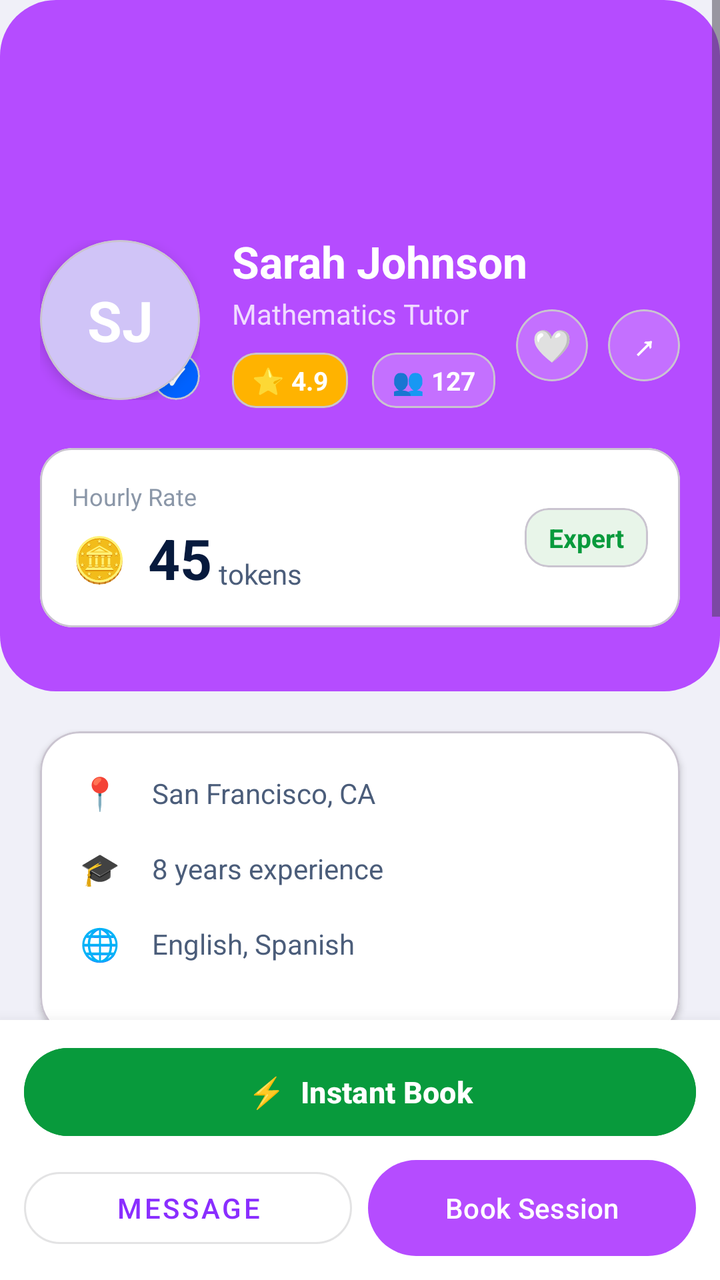
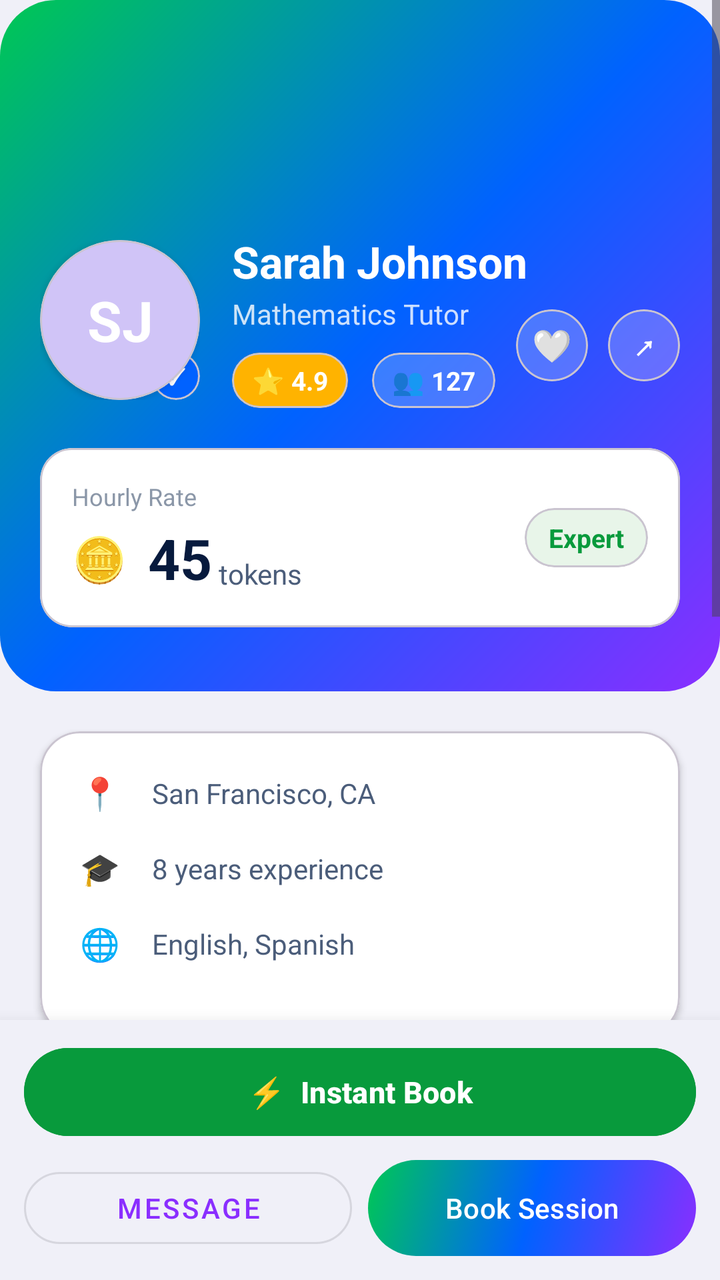

Compare the two renders of this Android layout. The source of the first and the diff that turns it into the second are given below.
<!-- AndroidManifest.xml: application theme Theme.PeerTutoringApollo -->
<!-- res/layout/activity_tutor_detail.xml -->
<?xml version="1.0" encoding="utf-8"?>
<LinearLayout xmlns:android="http://schemas.android.com/apk/res/android"
    xmlns:app="http://schemas.android.com/apk/res-auto"
    android:layout_width="match_parent"
    android:layout_height="match_parent"
    android:orientation="vertical"
    android:background="#F0F0F8">

    <ScrollView
        android:layout_width="match_parent"
        android:layout_height="0dp"
        android:layout_weight="1"
        android:fillViewport="true">

        <LinearLayout
            android:layout_width="match_parent"
            android:layout_height="wrap_content"
            android:orientation="vertical">

            <RelativeLayout
                android:layout_width="match_parent"
                android:layout_height="wrap_content"
                android:background="@drawable/bg_button_gradient"
                android:paddingTop="48dp"
                android:paddingBottom="32dp"
                android:paddingHorizontal="20dp">

                <ImageButton
                    android:id="@+id/btnBack"
                    android:layout_width="48dp"
                    android:layout_height="48dp"
                    android:background="@android:color/transparent"
                    android:src="@android:drawable/ic_media_previous"
                    android:contentDescription="Back"
                    android:layout_alignParentStart="true"
                    android:layout_centerVertical="true"
                    app:tint="#FFFFFF" />

                <LinearLayout
                    android:layout_width="wrap_content"
                    android:layout_height="wrap_content"
                    android:orientation="horizontal"
                    android:layout_alignParentEnd="true"
                    android:layout_centerVertical="true">

                    <com.google.android.material.card.MaterialCardView
                        android:id="@+id/btnFavourite"
                        android:layout_width="36dp"
                        android:layout_height="36dp"
                        android:layout_marginEnd="10dp"
                        app:cardCornerRadius="18dp"
                        app:cardBackgroundColor="#33FFFFFF"
                        app:cardElevation="0dp">
                        <TextView android:layout_width="match_parent" android:layout_height="match_parent" android:gravity="center" android:text="🤍" android:textSize="16sp" />
                    </com.google.android.material.card.MaterialCardView>

                    <com.google.android.material.card.MaterialCardView
                        android:id="@+id/btnShare"
                        android:layout_width="36dp"
                        android:layout_height="36dp"
                        app:cardCornerRadius="18dp"
                        app:cardBackgroundColor="#33FFFFFF"
                        app:cardElevation="0dp">
                        <TextView android:layout_width="match_parent" android:layout_height="match_parent" android:gravity="center" android:text="↗" android:textColor="#FFFFFF" android:textSize="16sp" android:textStyle="bold" />
                    </com.google.android.material.card.MaterialCardView>
                </LinearLayout>

                <LinearLayout
                    android:id="@+id/layoutTutorInfo"
                    android:layout_width="wrap_content"
                    android:layout_height="wrap_content"
                    android:orientation="horizontal"
                    android:gravity="center_vertical"
                    android:layout_below="@id/btnBack"
                    android:layout_marginTop="20dp">

                    <FrameLayout android:layout_width="80dp" android:layout_height="80dp" android:layout_marginEnd="16dp">
                        <com.google.android.material.card.MaterialCardView
                            android:layout_width="80dp"
                            android:layout_height="80dp"
                            app:cardCornerRadius="40dp"
                            app:cardBackgroundColor="#D0C4F7"
                            app:cardElevation="4dp">
                            <TextView
                                android:id="@+id/tvTutorInitials"
                                android:layout_width="match_parent"
                                android:layout_height="match_parent"
                                android:gravity="center"
                                android:text="SJ"
                                android:textColor="#FFFFFF"
                                android:textSize="28sp"
                                android:textStyle="bold" />
                        </com.google.android.material.card.MaterialCardView>

                        <com.google.android.material.card.MaterialCardView
                            android:id="@+id/badgeVerified"
                            android:layout_width="24dp"
                            android:layout_height="24dp"
                            android:layout_gravity="bottom|end"
                            app:cardCornerRadius="12dp"
                            app:cardBackgroundColor="#0062FF"
                            app:cardElevation="0dp">
                            <TextView android:layout_width="match_parent" android:layout_height="match_parent" android:gravity="center" android:text="✓" android:textColor="#FFFFFF" android:textSize="11sp" android:textStyle="bold" />
                        </com.google.android.material.card.MaterialCardView>
                    </FrameLayout>

                    <LinearLayout android:layout_width="wrap_content" android:layout_height="wrap_content" android:orientation="vertical">
                        <TextView
                            android:id="@+id/tvTutorName"
                            android:layout_width="wrap_content"
                            android:layout_height="wrap_content"
                            android:text="Sarah Johnson"
                            android:textColor="#FFFFFF"
                            android:textSize="22sp"
                            android:textStyle="bold" />
                        <TextView
                            android:id="@+id/tvTutorSubject"
                            android:layout_width="wrap_content"
                            android:layout_height="wrap_content"
                            android:text="Mathematics Tutor"
                            android:textColor="#CCFFFFFF"
                            android:textSize="14sp"
                            android:layout_marginTop="2dp" />

                        <LinearLayout android:layout_width="wrap_content" android:layout_height="wrap_content" android:orientation="horizontal" android:gravity="center_vertical" android:layout_marginTop="10dp">
                            <com.google.android.material.card.MaterialCardView android:layout_width="wrap_content" android:layout_height="wrap_content" android:layout_marginEnd="12dp" app:cardCornerRadius="12dp" app:cardBackgroundColor="#FFB300" app:cardElevation="0dp">
                                <LinearLayout android:layout_width="wrap_content" android:layout_height="wrap_content" android:orientation="horizontal" android:gravity="center_vertical" android:paddingHorizontal="10dp" android:paddingVertical="5dp">
                                    <TextView android:layout_width="wrap_content" android:layout_height="wrap_content" android:text="⭐ " android:textSize="13sp" />
                                    <TextView android:id="@+id/tvRating" android:layout_width="wrap_content" android:layout_height="wrap_content" android:text="4.9" android:textColor="#FFFFFF" android:textSize="13sp" android:textStyle="bold" />
                                </LinearLayout>
                            </com.google.android.material.card.MaterialCardView>

                            <com.google.android.material.card.MaterialCardView android:layout_width="wrap_content" android:layout_height="wrap_content" app:cardCornerRadius="12dp" app:cardBackgroundColor="#33FFFFFF" app:cardElevation="0dp">
                                <LinearLayout android:layout_width="wrap_content" android:layout_height="wrap_content" android:orientation="horizontal" android:gravity="center_vertical" android:paddingHorizontal="10dp" android:paddingVertical="5dp">
                                    <TextView android:layout_width="wrap_content" android:layout_height="wrap_content" android:text="👥 " android:textSize="13sp" />
                                    <TextView android:id="@+id/tvStudents" android:layout_width="wrap_content" android:layout_height="wrap_content" android:text="127" android:textColor="#FFFFFF" android:textSize="13sp" android:textStyle="bold" />
                                </LinearLayout>
                            </com.google.android.material.card.MaterialCardView>
                        </LinearLayout>
                    </LinearLayout>
                </LinearLayout>

                <com.google.android.material.card.MaterialCardView
                    android:layout_width="match_parent"
                    android:layout_height="wrap_content"
                    android:layout_below="@id/layoutTutorInfo"
                    android:layout_marginTop="20dp"
                    app:cardCornerRadius="16dp"
                    app:cardBackgroundColor="#FFFFFF"
                    app:cardElevation="0dp">

                    <LinearLayout
                        android:layout_width="match_parent"
                        android:layout_height="wrap_content"
                        android:orientation="horizontal"
                        android:gravity="center_vertical"
                        android:padding="16dp">

                        <LinearLayout android:layout_width="0dp" android:layout_height="wrap_content" android:layout_weight="1" android:orientation="vertical">
                            <TextView android:layout_width="wrap_content" android:layout_height="wrap_content" android:text="Hourly Rate" android:textColor="#8B97A8" android:textSize="12sp" android:layout_marginBottom="4dp" />
                            <LinearLayout android:layout_width="wrap_content" android:layout_height="wrap_content" android:orientation="horizontal" android:gravity="center_vertical">
                                <TextView android:layout_width="wrap_content" android:layout_height="wrap_content" android:text="🪙  " android:textSize="22sp" />
                                <TextView android:id="@+id/tvRate" android:layout_width="wrap_content" android:layout_height="wrap_content" android:text="45" android:textColor="#071A3D" android:textSize="28sp" android:textStyle="bold" />
                                <TextView android:layout_width="wrap_content" android:layout_height="wrap_content" android:text=" tokens" android:textColor="#4B5D7A" android:textSize="14sp" android:layout_marginTop="8dp" />
                            </LinearLayout>
                        </LinearLayout>

                        <com.google.android.material.card.MaterialCardView android:layout_width="wrap_content" android:layout_height="wrap_content" app:cardCornerRadius="12dp" app:cardBackgroundColor="#E8F5E9" app:cardElevation="0dp">
                            <TextView android:layout_width="wrap_content" android:layout_height="wrap_content" android:paddingHorizontal="12dp" android:paddingVertical="6dp" android:text="Expert" android:textColor="#089A3C" android:textSize="13sp" android:textStyle="bold" />
                        </com.google.android.material.card.MaterialCardView>
                    </LinearLayout>
                </com.google.android.material.card.MaterialCardView>
            </RelativeLayout>

            <com.google.android.material.card.MaterialCardView
                android:layout_width="match_parent"
                android:layout_height="wrap_content"
                android:layout_marginHorizontal="20dp"
                android:layout_marginTop="20dp"
                android:layout_marginBottom="16dp"
                app:cardCornerRadius="20dp"
                app:cardBackgroundColor="#FFFFFF"
                app:cardElevation="2dp">

                <LinearLayout
                    android:layout_width="match_parent"
                    android:layout_height="wrap_content"
                    android:orientation="vertical"
                    android:padding="20dp">

                    <LinearLayout android:layout_width="match_parent" android:layout_height="wrap_content" android:orientation="horizontal" android:gravity="center_vertical" android:layout_marginBottom="16dp">
                        <TextView android:layout_width="24dp" android:layout_height="wrap_content" android:text="📍" android:textSize="16sp" />
                        <TextView android:id="@+id/tvLocation" android:layout_width="wrap_content" android:layout_height="wrap_content" android:text="San Francisco, CA" android:textColor="#4B5D7A" android:textSize="14sp" android:layout_marginStart="12dp" />
                    </LinearLayout>

                    <LinearLayout android:layout_width="match_parent" android:layout_height="wrap_content" android:orientation="horizontal" android:gravity="center_vertical" android:layout_marginBottom="16dp">
                        <TextView android:layout_width="24dp" android:layout_height="wrap_content" android:text="🎓" android:textSize="16sp" />
                        <TextView android:id="@+id/tvExperience" android:layout_width="wrap_content" android:layout_height="wrap_content" android:text="8 years experience" android:textColor="#4B5D7A" android:textSize="14sp" android:layout_marginStart="12dp" />
                    </LinearLayout>

                    <LinearLayout android:layout_width="match_parent" android:layout_height="wrap_content" android:orientation="horizontal" android:gravity="center_vertical" android:layout_marginBottom="16dp">
                        <TextView android:layout_width="24dp" android:layout_height="wrap_content" android:text="🌐" android:textSize="16sp" />
                        <TextView android:id="@+id/tvLanguages" android:layout_width="wrap_content" android:layout_height="wrap_content" android:text="English, Spanish" android:textColor="#4B5D7A" android:textSize="14sp" android:layout_marginStart="12dp" />
                    </LinearLayout>
                </LinearLayout>
            </com.google.android.material.card.MaterialCardView>

            <com.google.android.material.card.MaterialCardView
                android:layout_width="match_parent" android:layout_height="wrap_content"
                android:layout_marginHorizontal="20dp"
                android:layout_marginBottom="16dp"
                app:cardCornerRadius="20dp"
                app:cardBackgroundColor="#FFFFFF"
                app:cardElevation="2dp">

                <LinearLayout
                    android:layout_width="match_parent"
                    android:layout_height="wrap_content"
                    android:orientation="vertical"
                    android:padding="20dp">
                    <TextView android:layout_width="wrap_content" android:layout_height="wrap_content" android:text="About" android:textStyle="bold" android:textSize="17sp" android:layout_marginBottom="12dp" />
                    <TextView android:id="@+id/tvBio" android:layout_width="match_parent" android:layout_height="wrap_content" android:text="Passionate educator..." android:textColor="#4B5D7A" />
                </LinearLayout>
            </com.google.android.material.card.MaterialCardView>

            
            <com.google.android.material.card.MaterialCardView
                android:layout_width="match_parent"
                android:layout_height="wrap_content"
                android:layout_marginHorizontal="20dp"
                android:layout_marginBottom="100dp"
                app:cardCornerRadius="20dp"
                app:cardBackgroundColor="#FFFFFF"
                app:cardElevation="2dp">

                <LinearLayout
                    android:layout_width="match_parent"
                    android:layout_height="wrap_content"
                    android:orientation="vertical"
                    android:padding="20dp">

                    <TextView
                        android:layout_width="wrap_content"
                        android:layout_height="wrap_content"
                        android:text="Student Reviews"
                        android:textStyle="bold"
                        android:textSize="17sp"
                        android:textColor="#071A3D"
                        android:layout_marginBottom="4dp" />

                    <TextView
                        android:id="@+id/tvReviewCount"
                        android:layout_width="wrap_content"
                        android:layout_height="wrap_content"
                        android:textColor="#8B97A8"
                        android:textSize="12sp"
                        android:layout_marginBottom="16dp" />

                    <LinearLayout
                        android:id="@+id/layoutReviews"
                        android:layout_width="match_parent"
                        android:layout_height="wrap_content"
                        android:orientation="vertical" />

                    <TextView
                        android:id="@+id/tvNoReviews"
                        android:layout_width="match_parent"
                        android:layout_height="wrap_content"
                        android:text="No reviews yet. Be the first!"
                        android:textColor="#8B97A8"
                        android:textSize="14sp"
                        android:gravity="center"
                        android:paddingVertical="12dp"
                        android:visibility="gone" />
                </LinearLayout>
            </com.google.android.material.card.MaterialCardView>

        </LinearLayout>
    </ScrollView>

    <LinearLayout
        android:layout_width="match_parent"
        android:layout_height="wrap_content"
        android:orientation="vertical"
        android:background="#FFFFFF"
        android:elevation="12dp"
        android:paddingHorizontal="12dp"
        android:paddingTop="10dp"
        android:paddingBottom="12dp">

        <Button
            android:id="@+id/btnInstantBook"
            android:layout_width="match_parent"
            android:layout_height="52dp"
            android:layout_marginBottom="8dp"
            android:text="⚡  Instant Book"
            android:textColor="#FFFFFF"
            android:textSize="15sp"
            android:textStyle="bold"
            android:backgroundTint="#089A3C"
            app:cornerRadius="28dp" />

        <LinearLayout
            android:layout_width="match_parent"
            android:layout_height="wrap_content"
            android:orientation="horizontal">

            <Button
                android:id="@+id/btnMessage"
                android:layout_width="0dp"
                android:layout_height="48dp"
                android:layout_weight="1"
                android:layout_marginEnd="8dp"
                android:text="Message"
                android:textColor="#8A2EFF"
                style="@style/Widget.MaterialComponents.Button.OutlinedButton"
                app:cornerRadius="28dp" />

            <Button
                android:id="@+id/btnBookSession"
                android:layout_width="0dp"
                android:layout_height="48dp"
                android:layout_weight="1"
                android:background="@drawable/bg_button_gradient"
                android:text="Book Session"
                android:textColor="#FFFFFF"
                app:backgroundTint="@null"
                app:cornerRadius="28dp" />
        </LinearLayout>
    </LinearLayout>
</LinearLayout>
<!-- resources referenced by this layout -->
<resources>
  <!-- drawable bg_button_gradient (drawable) -->
  <?xml version="1.0" encoding="utf-8"?>
  <shape xmlns:android="http://schemas.android.com/apk/res/android">
      <gradient
          android:startColor="#B54CFF"
          android:endColor="#B54CFF"
          android:angle="0" />
      <corners android:radius="28dp" />
  </shape>
  <style name="Theme.PeerTutoringApollo" parent="Base.Theme.PeerTutoringApollo" />
  <style name="Base.Theme.PeerTutoringApollo" parent="Theme.Material3.DayNight.NoActionBar">
          
          
      </style>
</resources>

<!-- the commit's change to res/layout/activity_tutor_detail.xml (unified diff, before → after) -->
@@ -80,7 +80,7 @@
                             android:layout_height="80dp"
                             app:cardCornerRadius="40dp"
                             app:cardBackgroundColor="#D0C4F7"
-                            app:cardElevation="4dp">
+                            app:cardElevation="2dp">
                             <TextView
                                 android:id="@+id/tvTutorInitials"
                                 android:layout_width="match_parent"
@@ -97,7 +97,7 @@
                             android:layout_width="24dp"
                             android:layout_height="24dp"
                             android:layout_gravity="bottom|end"
-                            app:cardCornerRadius="12dp"
+                            app:cardCornerRadius="16dp"
                             app:cardBackgroundColor="#0062FF"
                             app:cardElevation="0dp">
                             <TextView android:layout_width="match_parent" android:layout_height="match_parent" android:gravity="center" android:text="✓" android:textColor="#FFFFFF" android:textSize="11sp" android:textStyle="bold" />
@@ -123,14 +123,14 @@
                             android:layout_marginTop="2dp" />
 
                         <LinearLayout android:layout_width="wrap_content" android:layout_height="wrap_content" android:orientation="horizontal" android:gravity="center_vertical" android:layout_marginTop="10dp">
-                            <com.google.android.material.card.MaterialCardView android:layout_width="wrap_content" android:layout_height="wrap_content" android:layout_marginEnd="12dp" app:cardCornerRadius="12dp" app:cardBackgroundColor="#FFB300" app:cardElevation="0dp">
+                            <com.google.android.material.card.MaterialCardView android:layout_width="wrap_content" android:layout_height="wrap_content" android:layout_marginEnd="12dp" app:cardCornerRadius="16dp" app:cardBackgroundColor="#FFB300" app:cardElevation="0dp">
                                 <LinearLayout android:layout_width="wrap_content" android:layout_height="wrap_content" android:orientation="horizontal" android:gravity="center_vertical" android:paddingHorizontal="10dp" android:paddingVertical="5dp">
                                     <TextView android:layout_width="wrap_content" android:layout_height="wrap_content" android:text="⭐ " android:textSize="13sp" />
                                     <TextView android:id="@+id/tvRating" android:layout_width="wrap_content" android:layout_height="wrap_content" android:text="4.9" android:textColor="#FFFFFF" android:textSize="13sp" android:textStyle="bold" />
                                 </LinearLayout>
                             </com.google.android.material.card.MaterialCardView>
 
-                            <com.google.android.material.card.MaterialCardView android:layout_width="wrap_content" android:layout_height="wrap_content" app:cardCornerRadius="12dp" app:cardBackgroundColor="#33FFFFFF" app:cardElevation="0dp">
+                            <com.google.android.material.card.MaterialCardView android:layout_width="wrap_content" android:layout_height="wrap_content" app:cardCornerRadius="16dp" app:cardBackgroundColor="#33FFFFFF" app:cardElevation="0dp">
                                 <LinearLayout android:layout_width="wrap_content" android:layout_height="wrap_content" android:orientation="horizontal" android:gravity="center_vertical" android:paddingHorizontal="10dp" android:paddingVertical="5dp">
                                     <TextView android:layout_width="wrap_content" android:layout_height="wrap_content" android:text="👥 " android:textSize="13sp" />
                                     <TextView android:id="@+id/tvStudents" android:layout_width="wrap_content" android:layout_height="wrap_content" android:text="127" android:textColor="#FFFFFF" android:textSize="13sp" android:textStyle="bold" />
@@ -165,7 +165,7 @@
                             </LinearLayout>
                         </LinearLayout>
 
-                        <com.google.android.material.card.MaterialCardView android:layout_width="wrap_content" android:layout_height="wrap_content" app:cardCornerRadius="12dp" app:cardBackgroundColor="#E8F5E9" app:cardElevation="0dp">
+                        <com.google.android.material.card.MaterialCardView android:layout_width="wrap_content" android:layout_height="wrap_content" app:cardCornerRadius="16dp" app:cardBackgroundColor="#E8F5E9" app:cardElevation="0dp">
                             <TextView android:layout_width="wrap_content" android:layout_height="wrap_content" android:paddingHorizontal="12dp" android:paddingVertical="6dp" android:text="Expert" android:textColor="#089A3C" android:textSize="13sp" android:textStyle="bold" />
                         </com.google.android.material.card.MaterialCardView>
                     </LinearLayout>
@@ -281,8 +281,7 @@
     <LinearLayout
         android:layout_width="match_parent"
         android:layout_height="wrap_content"
-        android:orientation="vertical"
-        android:background="#FFFFFF"
+        android:orientation="vertical" android:background="#F0F0F8"
         android:elevation="12dp"
         android:paddingHorizontal="12dp"
         android:paddingTop="10dp"
<!-- resource entries referenced after the edit -->
@@ -4,9 +4,10 @@
   <?xml version="1.0" encoding="utf-8"?>
   <shape xmlns:android="http://schemas.android.com/apk/res/android">
       <gradient
-          android:startColor="#B54CFF"
-          android:endColor="#B54CFF"
-          android:angle="0" />
+          android:startColor="#8A2EFF"
+          android:centerColor="#0062FF"
+          android:endColor="#00C853"
+          android:angle="135" />
       <corners android:radius="28dp" />
   </shape>
   <style name="Theme.PeerTutoringApollo" parent="Base.Theme.PeerTutoringApollo" />
